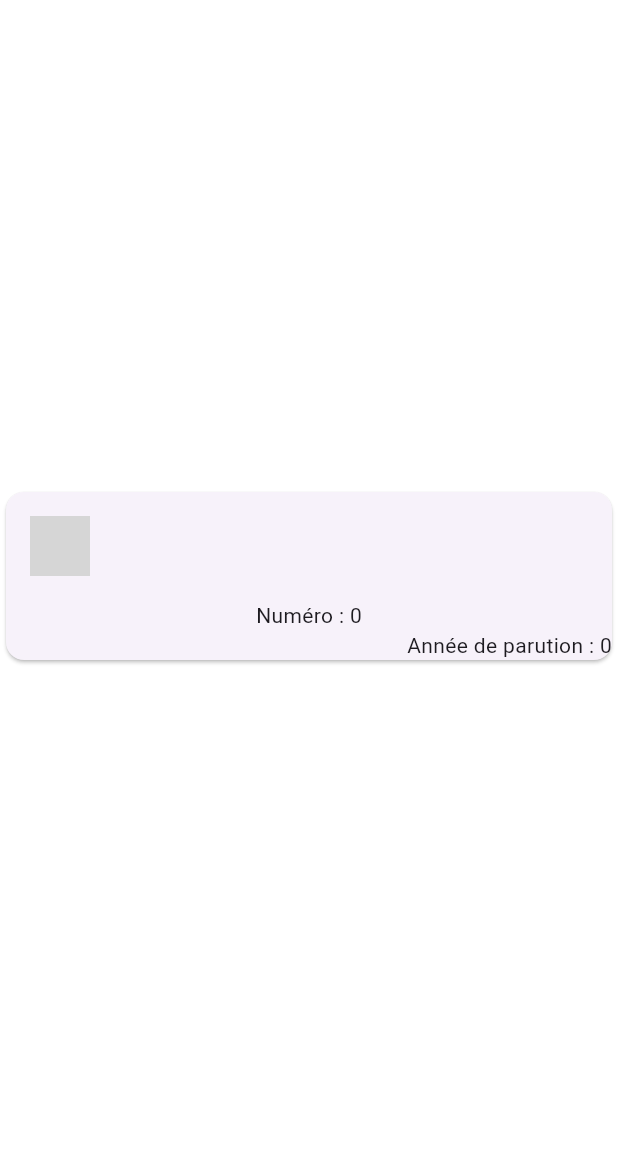
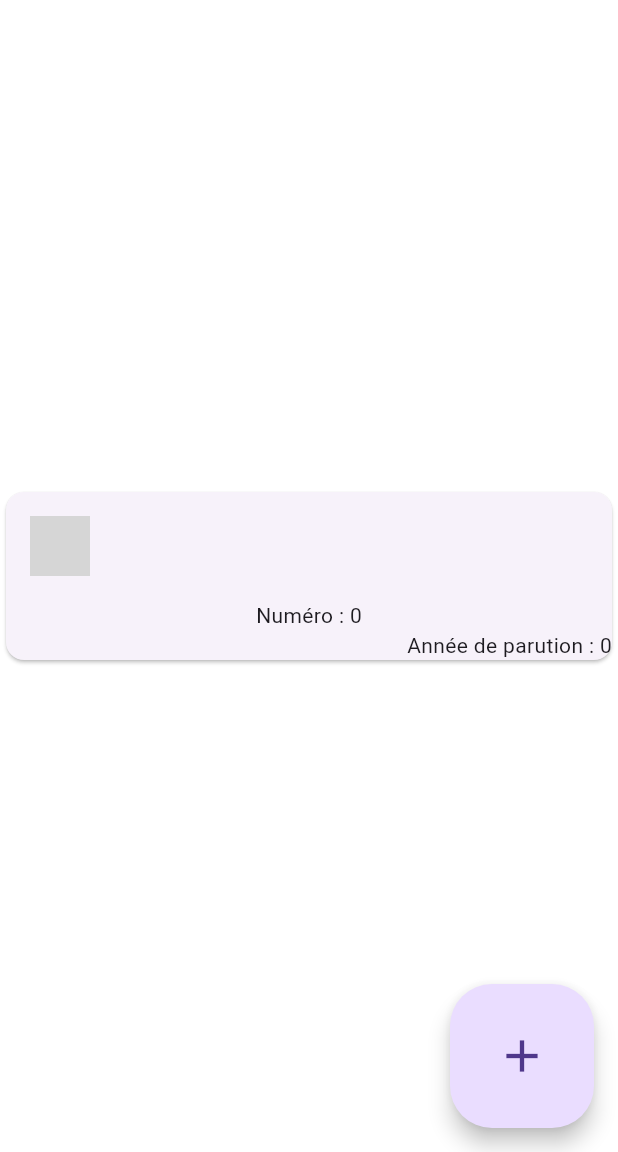
Before and after one commit to vkrpk/tintin-flutter, a Flutter app: the AlbumDetails screen opened directly with empty values, on a phone screen of 412 x 824 dp, the part 84-1236 px from its top. Run offline on Flutter 3.47's test engine with Material 3 defaults, Android fonts, the phone set to English and light mode, and no system bars; our stand-ins replace lorem_ipsum; grey boxes are pictures that could not be loaded.

Commit message:
Implement UI element in AlbumDetails screen to toggle adding/removing albums to/from a non-persistent playlist

```diff
--- a/lib/screens/album_details.dart
+++ b/lib/screens/album_details.dart
@@ -1,11 +1,27 @@
 import 'package:flutter/material.dart';
-
 import '../models/album.dart';
 
-class AlbumDetails extends StatelessWidget {
+class AlbumDetails extends StatefulWidget {
+  final Album album;
+
   const AlbumDetails({super.key, required this.album});
 
-  final Album album;
+  @override
+  _AlbumDetailsState createState() => _AlbumDetailsState();
+}
+
+class _AlbumDetailsState extends State<AlbumDetails> {
+  final Set<Album> listAlbums = {};
+
+  void toggleAlbum() {
+    setState(() {
+      if (listAlbums.contains(widget.album)) {
+        listAlbums.remove(widget.album);
+      } else {
+        listAlbums.add(widget.album);
+      }
+    });
+  }
 
   @override
   Widget build(BuildContext context) {
@@ -22,27 +38,31 @@ class AlbumDetails extends StatelessWidget {
             children: <Widget>[
               ListTile(
                 leading: CircleAvatar(
-                  backgroundImage: AssetImage(album.image),
+                  backgroundImage: AssetImage(widget.album.image),
                 ),
-                title: Text(album.title),
-                subtitle: Text(album.resume),
+                title: Text(widget.album.title),
+                subtitle: Text(widget.album.resume),
               ),
               Row(
                 mainAxisAlignment: MainAxisAlignment.center,
                 children: <Widget>[
-                  Text('Numéro : ${album.numero.toString()}'),
+                  Text('Numéro : ${widget.album.numero.toString()}'),
                 ],
               ),
               Row(
                 mainAxisAlignment: MainAxisAlignment.end,
                 children: <Widget>[
-                  Text('Année de parution : ${album.year.toString()}'),
+                  Text('Année de parution : ${widget.album.year.toString()}'),
                 ],
               ),
             ],
           ),
         ),
       ),
+      floatingActionButton: FloatingActionButton.large(
+        onPressed: toggleAlbum,
+        child: Icon(listAlbums.contains(widget.album) ? Icons.remove : Icons.add),
+      ),
     );
   }
 }
```
